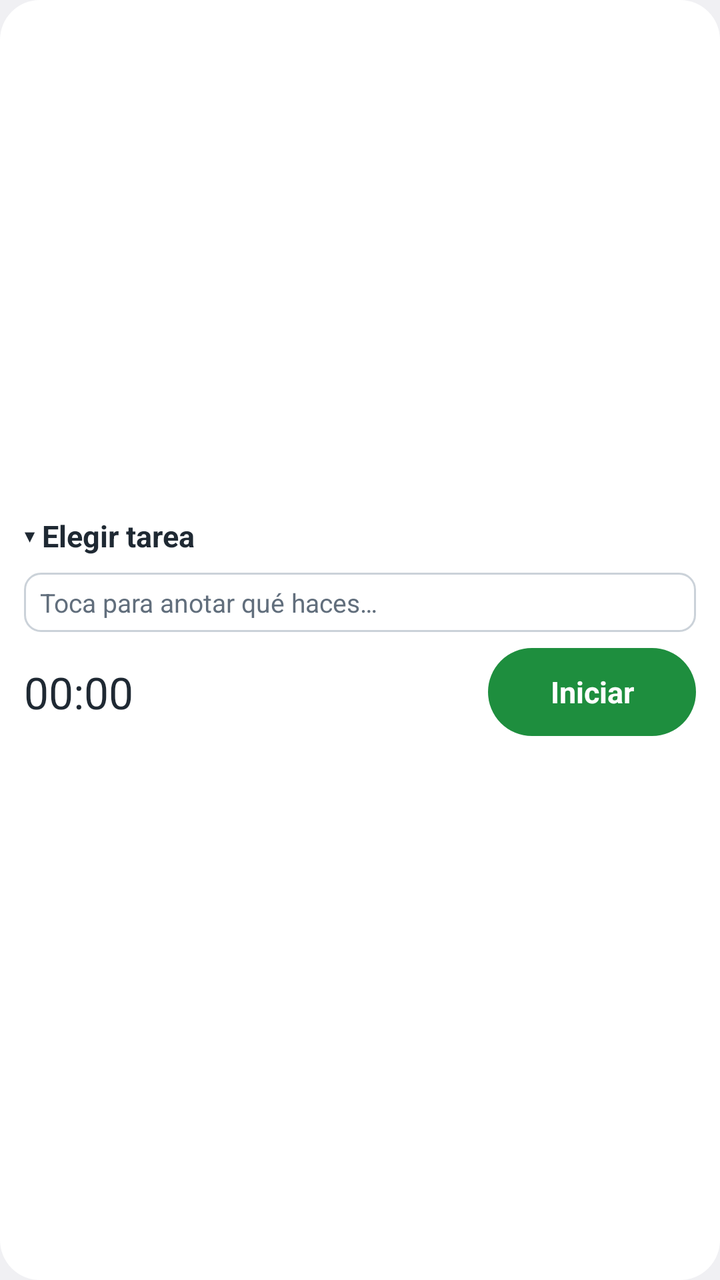
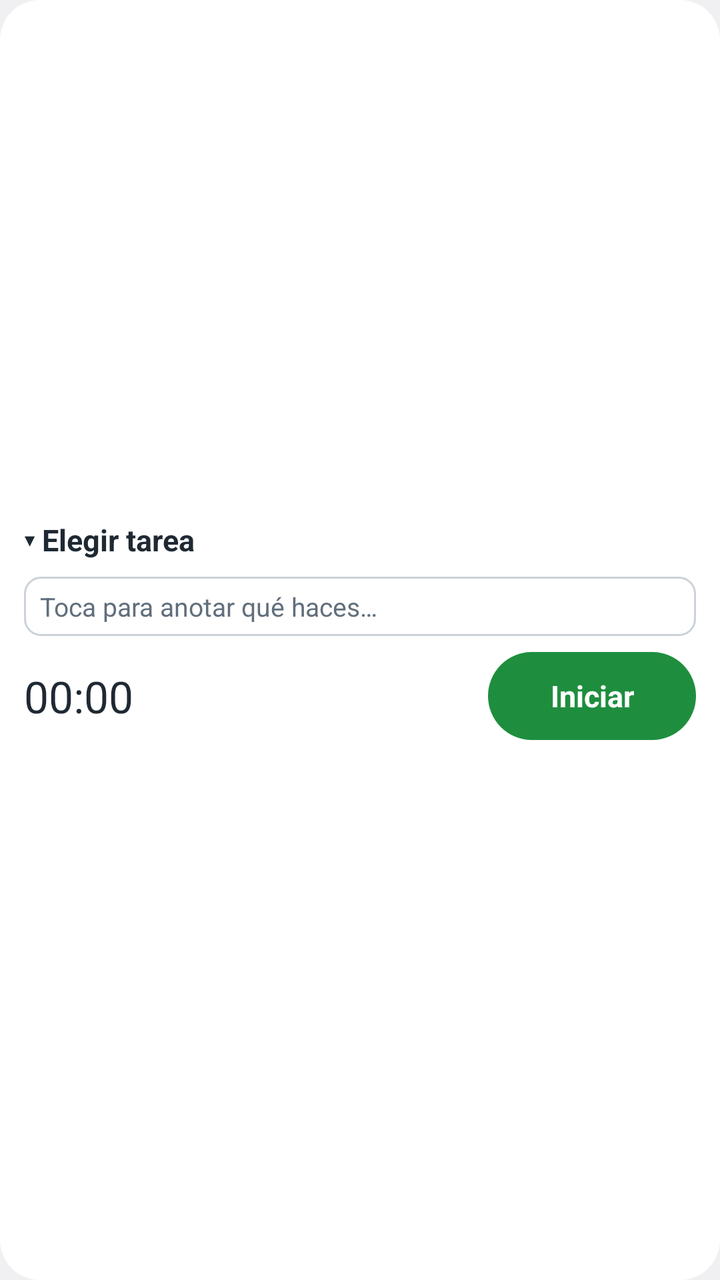

An Android layout rendered at two revisions. The XML below is the earlier revision; the diff shows what the commit changed to produce the second picture.
<!-- AndroidManifest.xml: application theme android:Theme.DeviceDefault.Light -->
<!-- res/layout/widget_timer.xml -->
<?xml version="1.0" encoding="utf-8"?>
<LinearLayout xmlns:android="http://schemas.android.com/apk/res/android"
    android:id="@+id/root"
    android:layout_width="match_parent"
    android:layout_height="match_parent"
    android:background="@drawable/widget_bg"
    android:gravity="center_vertical"
    android:orientation="vertical"
    android:padding="12dp">

    <TextView
        android:id="@+id/task"
        android:layout_width="match_parent"
        android:layout_height="wrap_content"
        android:ellipsize="end"
        android:maxLines="1"
        android:paddingVertical="4dp"
        android:text="@string/choose_task"
        android:textColor="@color/widget_text"
        android:textSize="15sp"
        android:textStyle="bold" />

    <TextView
        android:id="@+id/note"
        android:layout_width="match_parent"
        android:layout_height="wrap_content"
        android:layout_marginTop="4dp"
        android:background="@drawable/note_bg"
        android:ellipsize="end"
        android:maxLines="1"
        android:paddingHorizontal="8dp"
        android:paddingVertical="6dp"
        android:text="@string/note_hint"
        android:textColor="@color/widget_muted"
        android:textSize="13sp" />

    <LinearLayout
        android:layout_width="match_parent"
        android:layout_height="wrap_content"
        android:layout_marginTop="8dp"
        android:gravity="center_vertical"
        android:orientation="horizontal">

        <Chronometer
            android:id="@+id/chrono"
            android:layout_width="0dp"
            android:layout_height="wrap_content"
            android:layout_weight="1"
            android:textColor="@color/widget_text"
            android:textSize="22sp" />

        <TextView
            android:id="@+id/toggle"
            android:layout_width="wrap_content"
            android:layout_height="44dp"
            android:background="@drawable/btn_start"
            android:gravity="center"
            android:minWidth="104dp"
            android:paddingHorizontal="20dp"
            android:text="@string/start"
            android:textColor="#FFFFFFFF"
            android:textSize="15sp"
            android:textStyle="bold" />
    </LinearLayout>

    <TextView
        android:id="@+id/status"
        android:layout_width="match_parent"
        android:layout_height="wrap_content"
        android:layout_marginTop="4dp"
        android:ellipsize="end"
        android:maxLines="1"
        android:textColor="@color/widget_muted"
        android:textSize="11sp" />
</LinearLayout>
<!-- resources referenced by this layout -->
<resources>
  <color name="widget_muted">#FF616E7C</color>
  <color name="widget_text">#FF1F2933</color>
  <!-- drawable btn_start (drawable) -->
  <?xml version="1.0" encoding="utf-8"?>
  <shape xmlns:android="http://schemas.android.com/apk/res/android">
      <solid android:color="@color/start" />
      <corners android:radius="24dp" />
  </shape>
  <!-- drawable note_bg (drawable) -->
  <?xml version="1.0" encoding="utf-8"?>
  <shape xmlns:android="http://schemas.android.com/apk/res/android">
      <stroke android:width="1dp" android:color="@color/widget_stroke" />
      <corners android:radius="8dp" />
  </shape>
  <!-- drawable widget_bg (drawable) -->
  <?xml version="1.0" encoding="utf-8"?>
  <shape xmlns:android="http://schemas.android.com/apk/res/android">
      <solid android:color="@color/widget_bg" />
      <corners android:radius="20dp" />
  </shape>
  <string name="choose_task">▾ Elegir tarea</string>
  <string name="note_hint">Toca para anotar qué haces…</string>
  <string name="start">Iniciar</string>
  <color name="start">#FF1E8E3E</color>
  <color name="widget_stroke">#FFCBD2D9</color>
  <color name="widget_bg">#FFFFFFFF</color>
</resources>

<!-- the commit's change to res/layout/widget_timer.xml (unified diff, before → after) -->
@@ -63,13 +63,30 @@
             android:textStyle="bold" />
     </LinearLayout>
 
-    <TextView
-        android:id="@+id/status"
+    <LinearLayout
         android:layout_width="match_parent"
         android:layout_height="wrap_content"
-        android:layout_marginTop="4dp"
-        android:ellipsize="end"
-        android:maxLines="1"
-        android:textColor="@color/widget_muted"
-        android:textSize="11sp" />
+        android:gravity="center_vertical"
+        android:orientation="horizontal">
+
+        <TextView
+            android:id="@+id/status"
+            android:layout_width="0dp"
+            android:layout_height="wrap_content"
+            android:layout_weight="1"
+            android:ellipsize="end"
+            android:maxLines="1"
+            android:textColor="@color/widget_muted"
+            android:textSize="11sp" />
+
+        <TextView
+            android:id="@+id/check"
+            android:layout_width="wrap_content"
+            android:layout_height="wrap_content"
+            android:paddingVertical="8dp"
+            android:paddingStart="8dp"
+            android:textColor="@color/widget_text"
+            android:textSize="13sp"
+            android:visibility="gone" />
+    </LinearLayout>
 </LinearLayout>
